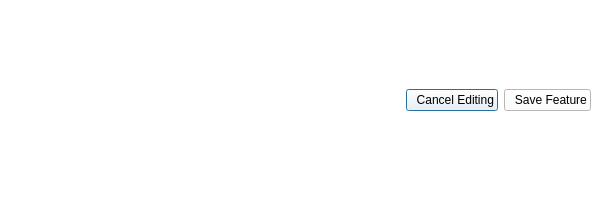
Trailmarker/paddock-power, file mlapp/src/widgets/edit_dialog/edit_dialog_base.ui: the form before one commit.
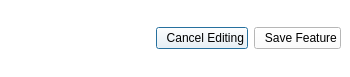
The form after the commit. Icons and pictures are not drawn.

```diff
--- a/mlapp/src/widgets/edit_dialog/edit_dialog_base.ui
+++ b/mlapp/src/widgets/edit_dialog/edit_dialog_base.ui
@@ -6,8 +6,8 @@
    <rect>
     <x>0</x>
     <y>0</y>
-    <width>600</width>
-    <height>200</height>
+    <width>350</width>
+    <height>77</height>
    </rect>
   </property>
   <property name="windowTitle">
```
